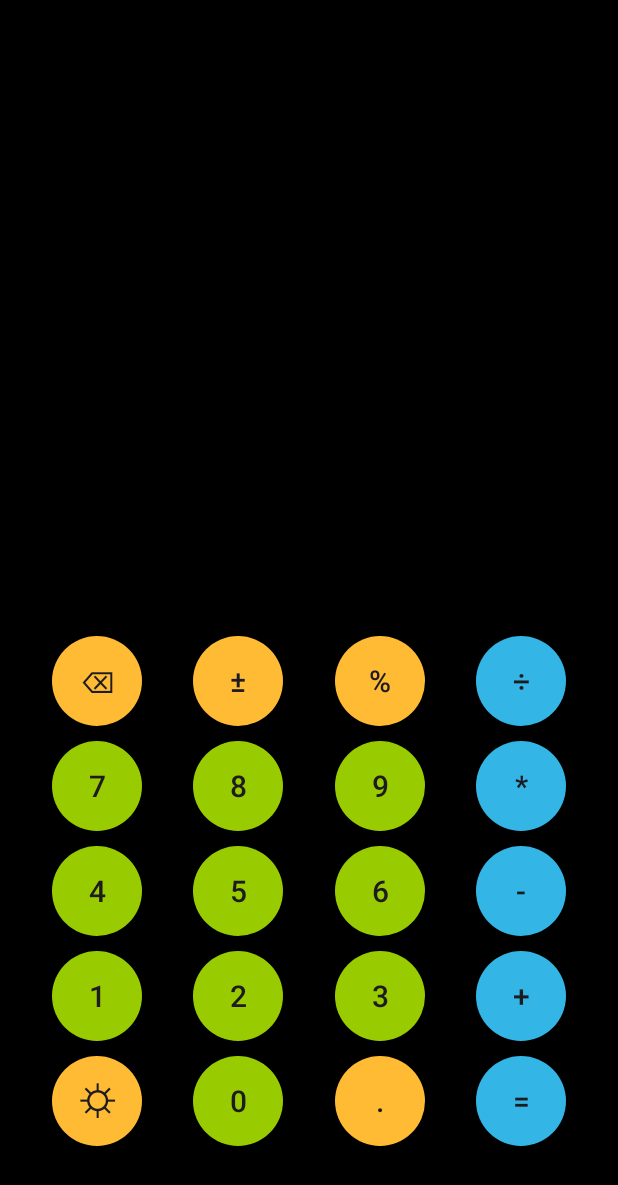
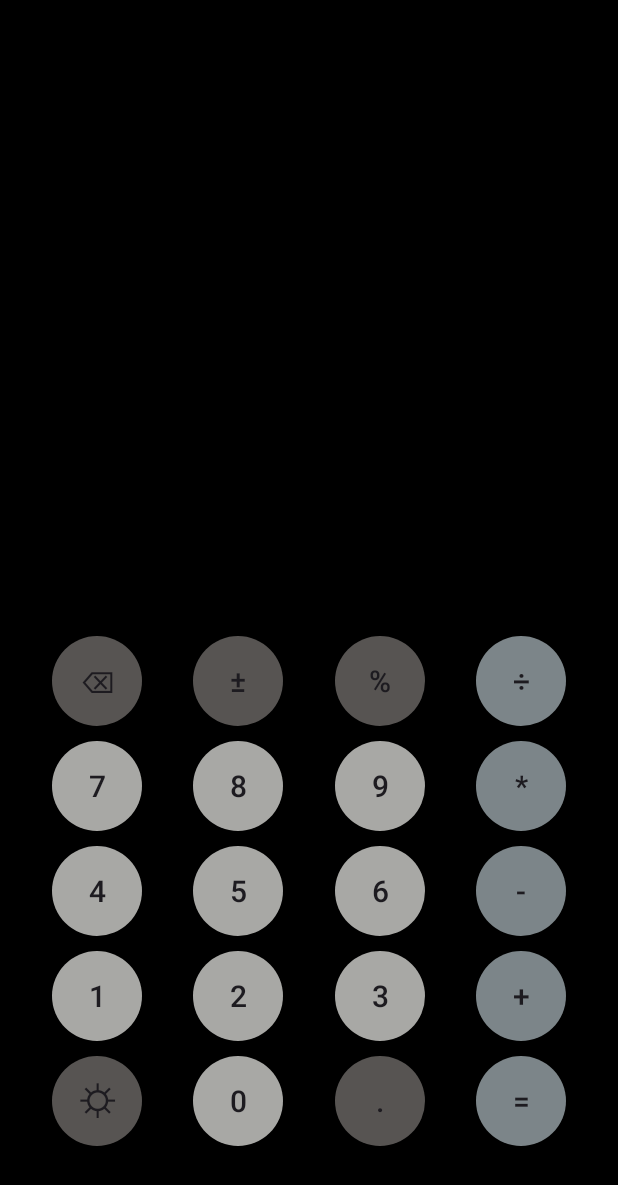
Before and after one commit to Andezion/CustomCalculator, an Android app: the screen it shows after launch (MainActivity), on a phone screen of 412 x 824 dp. Shown: the top 1185 px of the screen. Run offline under Robolectric (Android 15) with nearby library versions, the phone set to English and light mode, and no system bars.

Commit message:
hor type

```diff
--- a/app/src/main/java/com/example/lab1/MainActivity.java
+++ b/app/src/main/java/com/example/lab1/MainActivity.java
@@ -1,6 +1,5 @@
 package com.example.lab1;
 
-import android.os.Build;
 import android.os.Bundle;
 import android.view.View;
 import android.widget.Button;
@@ -15,12 +14,11 @@ import java.util.Deque;
 import java.util.HashMap;
 import java.util.List;
 import java.util.Map;
-import java.util.Objects;
 
 public class MainActivity extends AppCompatActivity
 {
     private TextView textView;
-    private StringBuilder inputText = new StringBuilder();
+    private final StringBuilder inputText = new StringBuilder();
 
     @Override
     protected void onCreate(Bundle savedInstanceState)
@@ -252,9 +250,9 @@ public class MainActivity extends AppCompatActivity
     }
 
 
-    private double trimmer(String expression)
+    private double trimmer(String primer)
     {
-        List<String> postfix = to_string(expression.replaceAll("\\s+", ""));
+        List<String> postfix = to_string(primer.replaceAll("\\s+", ""));
         return do_math(postfix);
     }
 }
--- a/app/src/main/res/drawable/round_button.xml
+++ b/app/src/main/res/drawable/round_button.xml
@@ -2,7 +2,7 @@
 <shape xmlns:android="http://schemas.android.com/apk/res/android"
     android:shape="oval">
 
-    <solid android:color="@android:color/holo_blue_light"/>
+    <solid android:color="#7C8589"/>
     <size android:width="75dp" android:height="75dp"/>
-    <corners android:radius="25dp"/>
+    <corners android:radius="28dp"/>
 </shape>
--- a/app/src/main/res/drawable/round_button_1.xml
+++ b/app/src/main/res/drawable/round_button_1.xml
@@ -2,7 +2,7 @@
 <shape xmlns:android="http://schemas.android.com/apk/res/android"
     android:shape="oval">
 
-    <solid android:color="@android:color/holo_green_light"/>
+    <solid android:color="#A8A8A5"/>
     <size android:width="75dp" android:height="75dp"/>
-    <corners android:radius="25dp"/>
+    <corners android:radius="28dp"/>
 </shape>
--- a/app/src/main/res/drawable/round_button_2.xml
+++ b/app/src/main/res/drawable/round_button_2.xml
@@ -2,7 +2,7 @@
 <shape xmlns:android="http://schemas.android.com/apk/res/android"
     android:shape="oval">
 
-    <solid android:color="@android:color/holo_orange_light"/>
+    <solid android:color="#575452"/>
     <size android:width="75dp" android:height="75dp"/>
-    <corners android:radius="25dp"/>
+    <corners android:radius="28dp"/>
 </shape>
--- /dev/null
+++ b/app/src/main/res/layout-land/activity_main.xml
@@ -0,0 +1,16 @@
+<?xml version="1.0" encoding="utf-8"?>
+<androidx.constraintlayout.widget.ConstraintLayout xmlns:android="http://schemas.android.com/apk/res/android"
+    xmlns:app="http://schemas.android.com/apk/res-auto"
+    xmlns:tools="http://schemas.android.com/tools"
+
+    android:id="@+id/main_hor"
+    android:layout_width="match_parent"
+    android:layout_height="match_parent"
+
+    android:background="#000000"
+
+    tools:context=".MainActivity" >
+
+
+
+</androidx.constraintlayout.widget.ConstraintLayout>
```
